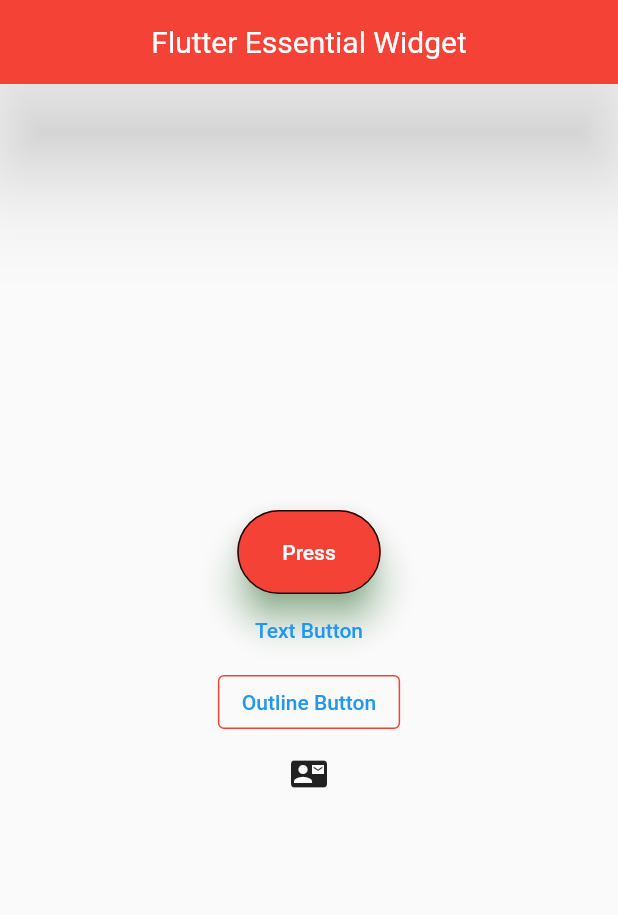
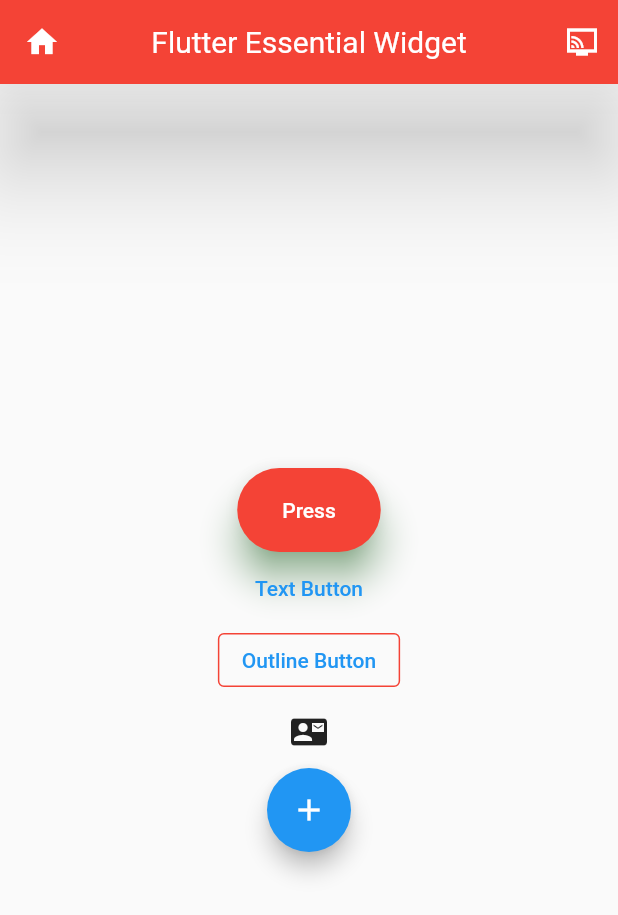
Before and after one commit to siraajul/flutter_essential, a Flutter app: the screen it shows after launch, on a phone screen of 412 x 824 dp. Shown: the top 915 px of the screen. Run offline on Flutter 3.47's test engine with Material 2 defaults, Android fonts, the phone set to English and light mode, and no system bars.

Commit message:
Implement Button in AppBar

```diff
--- a/lib/main.dart
+++ b/lib/main.dart
@@ -32,9 +32,17 @@ class HomeScreen extends StatelessWidget {
           fontSize: 20,
         ),
         forceMaterialTransparency: false,
+        leading: IconButton(
+          onPressed: () {},
+          icon: const Icon(Icons.home),
+        ),
+        actions: [
+          IconButton(
+              onPressed: () {}, icon: const Icon(Icons.connected_tv_sharp))
+        ],
       ),
+
       //----------Body----------
-
       body: Center(
         child: Column(
           mainAxisAlignment: MainAxisAlignment.center,
@@ -49,16 +57,19 @@ class HomeScreen extends StatelessWidget {
                     padding: EdgeInsets.symmetric(horizontal: 30, vertical: 20),
                     shadowColor: Colors.green,
                     shape: RoundedRectangleBorder(
-                        borderRadius: BorderRadius.circular(30),
-                        side: BorderSide(color: Colors.black87))),
+                      borderRadius: BorderRadius.circular(30),
+                      // side: BorderSide(color: Colors.white)
+                    )),
                 onPressed: () {},
                 child: Text('Press')),
+
             //----TextButton----
             TextButton(
               style: TextButton.styleFrom(),
               onPressed: () {},
               child: Text('Text Button'),
             ),
+
             //----OutlineButton----
             OutlinedButton(
                 style: OutlinedButton.styleFrom(
@@ -66,12 +77,18 @@ class HomeScreen extends StatelessWidget {
                 ),
                 onPressed: () {},
                 child: Text('Outline Button')),
+
             //----IconButton----
             IconButton(
               onPressed: () {},
               icon: Icon(Icons.contact_mail),
             ),
-            //----Floating
+
+            //----FloatingActionButton----
+            FloatingActionButton(
+              onPressed: () {},
+              child: Icon(Icons.add),
+            ),
           ],
         ),
       ),
```
